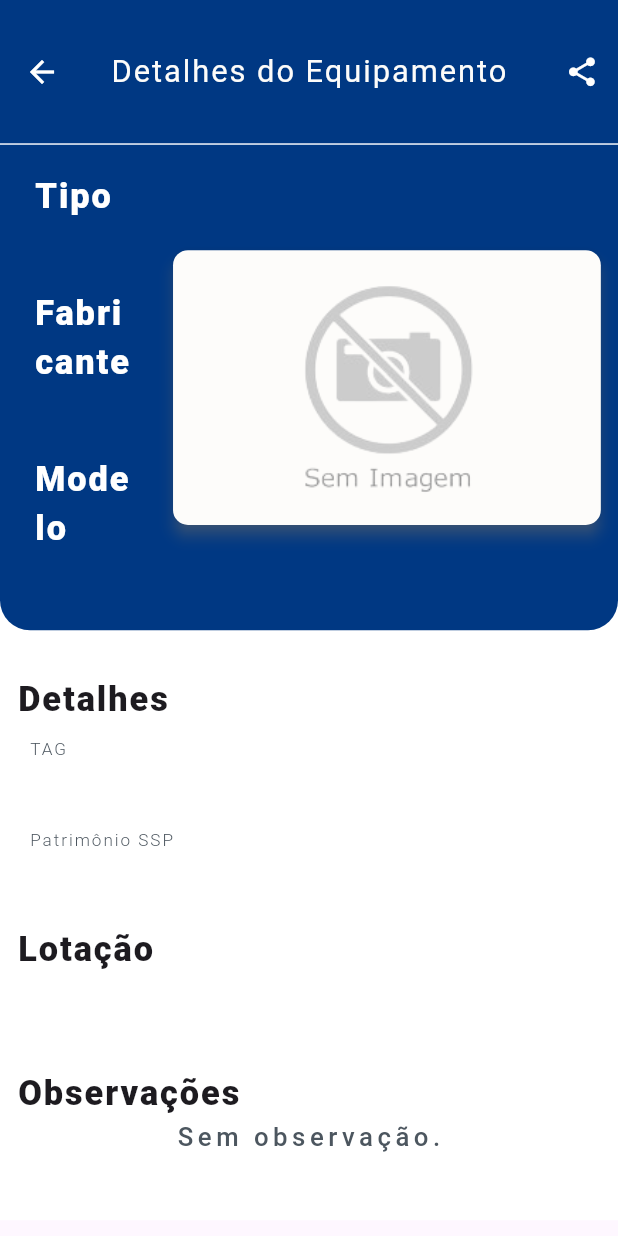
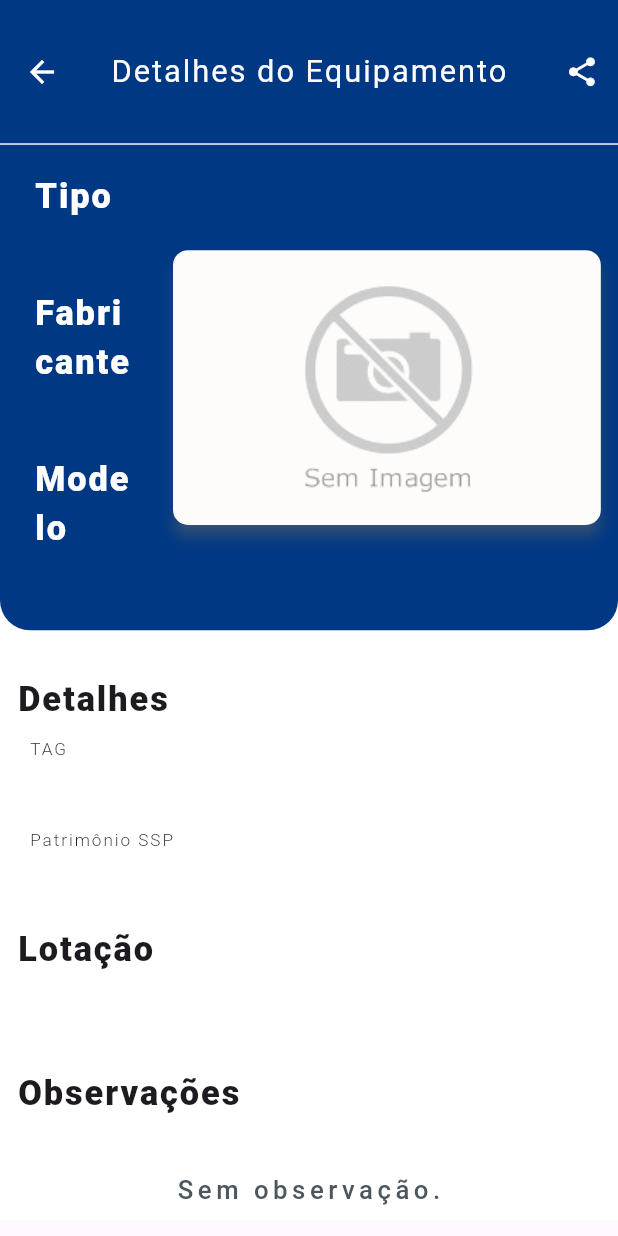
Before and after one commit to GrrMoura/suporteDTI, a Flutter app: the EquipamentoDetalhe screen opened directly with empty values, on a phone screen of 412 x 824 dp. Run offline on Flutter 3.47's test engine with Material 3 defaults, Android fonts, the phone set to English and light mode, and no system bars; drawn by our look-alikes of screenshot; our stand-ins replace connectivity_plus, convex_bottom_bar, device_info_plus, dio, flutter_screenutil, flutter_spinkit and 8 more; missing offline and left inert: android_id, dart:ffi, mobile_scanner; accounts and stored records are empty; Roboto replaces fonts that are missing (RobotoMedium).

Commit message:
Mudanças: melhoria na tela equipamento

```diff
--- a/lib/screens/equipamento_detalhe_screen.dart
+++ b/lib/screens/equipamento_detalhe_screen.dart
@@ -115,7 +115,7 @@ class ScreenShoti extends StatelessWidget {
 }
 
 class MarcaModelo extends StatelessWidget {
-  const MarcaModelo({Key? key, required this.model}) : super(key: key);
+  const MarcaModelo({super.key, required this.model});
 
   final EquipamentoModel model;
 
@@ -221,7 +221,9 @@ class ObservacoesDetalhe extends StatelessWidget {
                       ),
                   ],
                 )
-              : Row(
+              : Padding(
+                  padding: EdgeInsets.only(top: 30.h, bottom: 30.h),
+                  child: Row(
                     mainAxisAlignment: MainAxisAlignment.center,
                     children: [
                       Text(
@@ -233,6 +235,7 @@ class ObservacoesDetalhe extends StatelessWidget {
                       ),
                     ],
                   ),
+                ),
         ],
       ),
     );
@@ -240,7 +243,7 @@ class ObservacoesDetalhe extends StatelessWidget {
 }
 
 class UltimaAlocacao extends StatelessWidget {
-  const UltimaAlocacao({Key? key, required this.model}) : super(key: key);
+  const UltimaAlocacao({super.key, required this.model});
 
   final EquipamentoModel model;
 
@@ -308,9 +311,11 @@ class DetalheValor extends StatelessWidget {
       child: Text(
         valor,
         style: Styles().descriptionDetail().copyWith(
+              color: Colors.white70,
               letterSpacing: AppDimens.espacamentoPequeno,
               fontSize: valor.length >= 15 ? 12.sp : 16.sp,
             ),
+        overflow: TextOverflow.ellipsis,
       ),
     );
   }
@@ -329,7 +334,8 @@ class DetalheInformacao extends StatelessWidget {
       child: Column(
         crossAxisAlignment: CrossAxisAlignment.start,
         children: [
-          Text(titulo, style: Styles().subTitleDetail()),
+          Text(titulo,
+              style: Styles().subTitleDetail().copyWith(color: Colors.black87)),
           Text(informacao,
               style: Styles()
                   .descriptionDetail()
```
Also changed, not shown: lib/screens/widgets/widget_informacao.dart (+3 -5 lines). Lines whose indentation alone changed are shown as unchanged.
